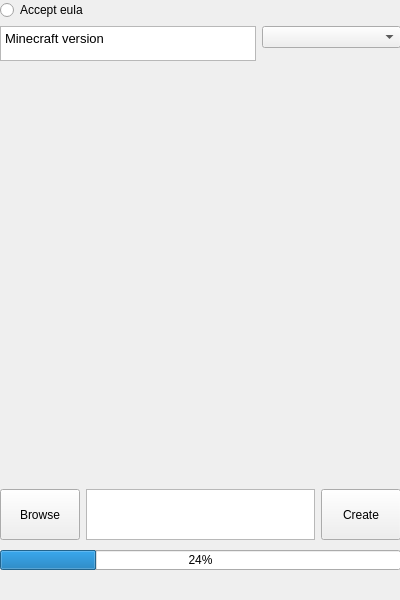
Old version of the form window.ui in the repository chicken10dys/MinecraftServerMakerGUI.
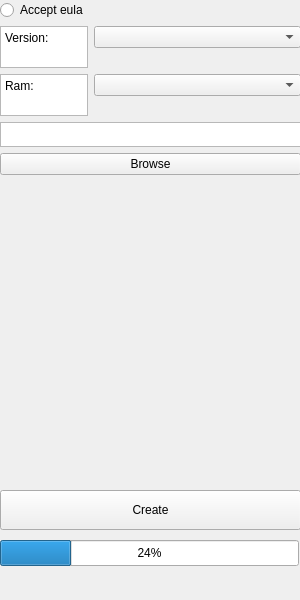
New version of the form.

Commit message: Ram selector + UI improvements

Diff of the .ui file:
```diff
--- a/window.ui
+++ b/window.ui
@@ -6,19 +6,19 @@
    <rect>
     <x>0</x>
     <y>0</y>
-    <width>400</width>
+    <width>300</width>
     <height>600</height>
    </rect>
   </property>
   <property name="minimumSize">
    <size>
-    <width>400</width>
+    <width>300</width>
     <height>600</height>
    </size>
   </property>
   <property name="maximumSize">
    <size>
-    <width>400</width>
+    <width>300</width>
     <height>600</height>
    </size>
   </property>
@@ -26,33 +26,37 @@
    <string>Minecraft Server Maker</string>
   </property>
   <widget class="QWidget" name="centralwidget">
-   <widget class="QProgressBar" name="progressBar">
+   <widget class="QWidget" name="formLayoutWidget">
     <property name="geometry">
      <rect>
       <x>0</x>
-      <y>550</y>
-      <width>401</width>
-      <height>20</height>
+      <y>0</y>
+      <width>301</width>
+      <height>181</height>
      </rect>
     </property>
-    <property name="value">
-     <number>24</number>
-    </property>
-   </widget>
-   <widget class="QWidget" name="horizontalLayoutWidget">
-    <property name="geometry">
-     <rect>
-      <x>0</x>
-      <y>489</y>
-      <width>401</width>
-      <height>51</height>
-     </rect>
-    </property>
+    <layout class="QFormLayout" name="formLayout">
+     <item row="0" column="0">
+      <widget class="QRadioButton" name="eulaBtn">
+       <property name="text">
+        <string>Accept eula</string>
+       </property>
+      </widget>
+     </item>
+     <item row="1" column="1">
+      <widget class="QComboBox" name="mcVersionDrop"/>
+     </item>
+     <item row="2" column="1">
+      <widget class="QComboBox" name="ramDrop"/>
+     </item>
+     <item row="6" column="0" colspan="2">
     <layout class="QHBoxLayout" name="horizontalLayout">
      <property name="sizeConstraint">
       <enum>QLayout::SetMaximumSize</enum>
      </property>
-     <item>
+      </layout>
+     </item>
+     <item row="5" column="0" colspan="2">
       <widget class="QPushButton" name="browseBtn">
        <property name="sizePolicy">
         <sizepolicy hsizetype="Minimum" vsizetype="Expanding">
@@ -65,8 +69,8 @@
        </property>
       </widget>
      </item>
-     <item>
-      <widget class="QTextEdit" name="browseTxt">
+     <item row="4" column="0" colspan="2">
+      <widget class="QPlainTextEdit" name="browseTxt">
        <property name="sizePolicy">
         <sizepolicy hsizetype="Expanding" vsizetype="Maximum">
          <horstretch>25</horstretch>
@@ -85,10 +89,54 @@
          <height>25</height>
         </size>
        </property>
+       <property name="verticalScrollBarPolicy">
+        <enum>Qt::ScrollBarAlwaysOff</enum>
+       </property>
+       <property name="plainText">
+        <string/>
+       </property>
+       <property name="placeholderText">
+        <string>Save path</string>
+       </property>
       </widget>
      </item>
-     <item>
+     <item row="1" column="0">
+      <widget class="QPlainTextEdit" name="mcVersionTxt">
+       <property name="sizePolicy">
+        <sizepolicy hsizetype="Expanding" vsizetype="Fixed">
+         <horstretch>0</horstretch>
+         <verstretch>0</verstretch>
+        </sizepolicy>
+       </property>
+       <property name="plainText">
+        <string>Version:</string>
+       </property>
+      </widget>
+     </item>
+     <item row="2" column="0">
+      <widget class="QPlainTextEdit" name="ramTxt">
+       <property name="sizePolicy">
+        <sizepolicy hsizetype="Expanding" vsizetype="Fixed">
+         <horstretch>0</horstretch>
+         <verstretch>0</verstretch>
+        </sizepolicy>
+       </property>
+       <property name="plainText">
+        <string>Ram:</string>
+       </property>
+      </widget>
+     </item>
+    </layout>
+   </widget>
       <widget class="QPushButton" name="createBtn">
+    <property name="geometry">
+     <rect>
+      <x>0</x>
+      <y>490</y>
+      <width>301</width>
+      <height>40</height>
+     </rect>
+    </property>
        <property name="sizePolicy">
         <sizepolicy hsizetype="Maximum" vsizetype="Expanding">
          <horstretch>0</horstretch>
@@ -99,44 +147,18 @@
         <string>Create</string>
        </property>
       </widget>
-     </item>
-    </layout>
-   </widget>
-   <widget class="QWidget" name="formLayoutWidget">
+   <widget class="QProgressBar" name="progressBar">
     <property name="geometry">
      <rect>
       <x>0</x>
-      <y>0</y>
-      <width>401</width>
-      <height>61</height>
+      <y>540</y>
+      <width>299</width>
+      <height>26</height>
      </rect>
     </property>
-    <layout class="QFormLayout" name="formLayout">
-     <item row="0" column="0">
-      <widget class="QRadioButton" name="eulaBtn">
-       <property name="text">
-        <string>Accept eula</string>
-       </property>
-      </widget>
-     </item>
-     <item row="1" column="1">
-      <widget class="QComboBox" name="mcVersionDrop"/>
-     </item>
-     <item row="1" column="0">
-      <widget class="QTextEdit" name="mcVersionTxt">
-       <property name="readOnly">
-        <bool>true</bool>
-       </property>
-       <property name="html">
-        <string>&lt;!DOCTYPE HTML PUBLIC &quot;-//W3C//DTD HTML 4.0//EN&quot; &quot;http://www.w3.org/TR/REC-html40/strict.dtd&quot;&gt;
-&lt;html&gt;&lt;head&gt;&lt;meta name=&quot;qrichtext&quot; content=&quot;1&quot; /&gt;&lt;style type=&quot;text/css&quot;&gt;
-p, li { white-space: pre-wrap; }
-&lt;/style&gt;&lt;/head&gt;&lt;body style=&quot; font-family:'Noto Sans'; font-size:10pt; font-weight:400; font-style:normal;&quot;&gt;
-&lt;p style=&quot; margin-top:0px; margin-bottom:0px; margin-left:0px; margin-right:0px; -qt-block-indent:0; text-indent:0px;&quot;&gt;Minecraft version&lt;/p&gt;&lt;/body&gt;&lt;/html&gt;</string>
-       </property>
-      </widget>
-     </item>
-    </layout>
+    <property name="value">
+     <number>24</number>
+    </property>
    </widget>
   </widget>
   <widget class="QMenuBar" name="menubar">
@@ -144,7 +166,7 @@
     <rect>
      <x>0</x>
      <y>0</y>
-     <width>400</width>
+     <width>300</width>
      <height>30</height>
     </rect>
    </property>
```
Lines whose indentation alone changed are shown as unchanged. The commit also changes 2 other files.
